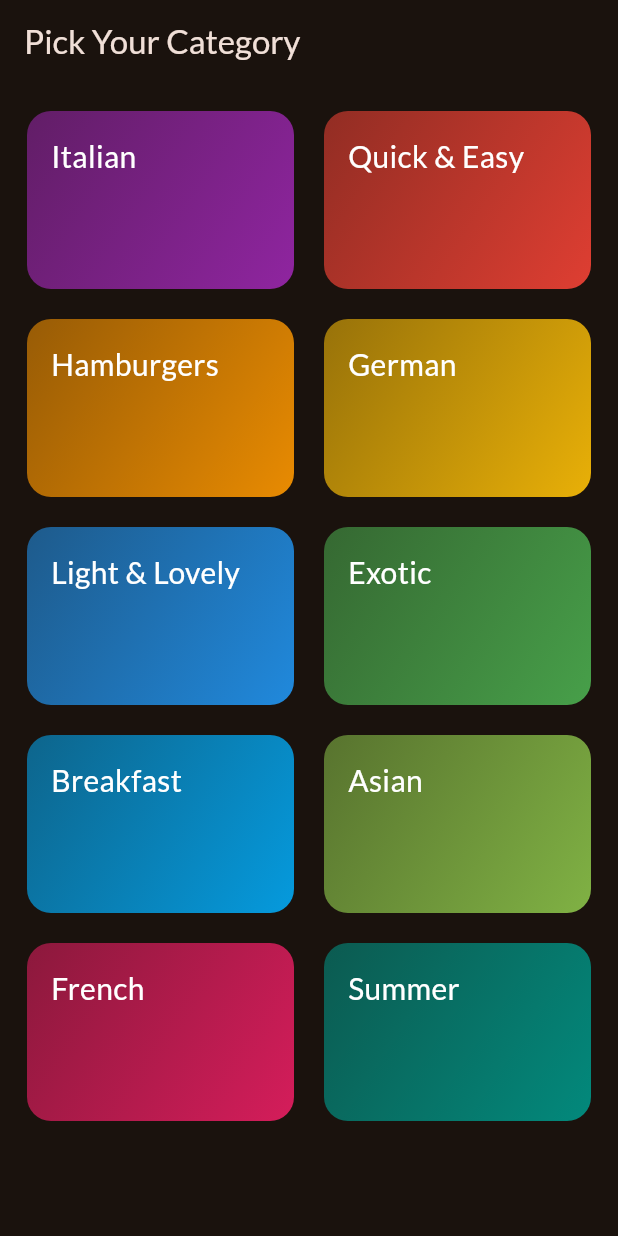
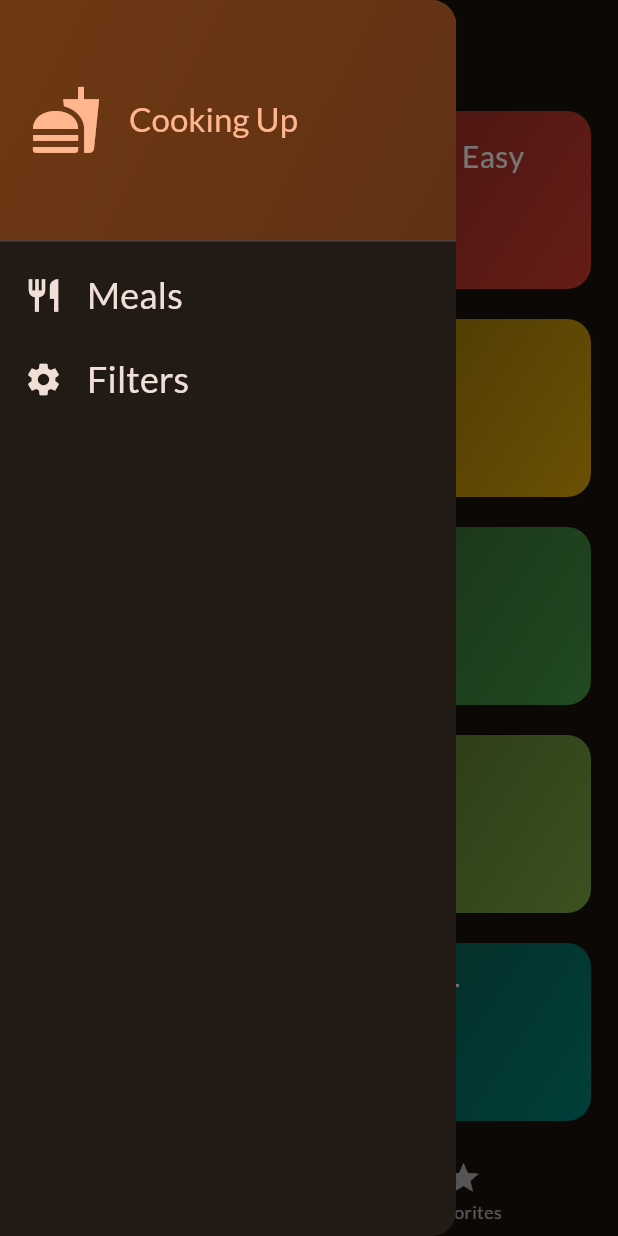
Before and after one commit to ManishStark/meals_app, a Flutter app: the screen it shows after launch, with the side drawer open (before the commit the screen has no drawer), on a phone screen of 412 x 824 dp. Run offline on Flutter 3.47's test engine with Material 2 defaults, Android fonts, the phone set to English and light mode, and no system bars; our stand-ins replace google_fonts, transparent_image.

Commit message:
foruth commit

```diff
--- a/lib/main.dart
+++ b/lib/main.dart
@@ -1,7 +1,7 @@
 import 'package:flutter/material.dart';
 
 import 'package:google_fonts/google_fonts.dart';
-import 'package:meals_app/screens/categories_screen.dart';
+import 'package:meals_app/screens/tabs.dart';
 
 final theme = ThemeData(
   useMaterial3: true,
@@ -23,7 +23,7 @@ class App extends StatelessWidget {
   Widget build(BuildContext context) {
     return MaterialApp(
       theme: theme,
-      home: const CatagoriesScreen(),
+      home: const TabsScreen(),
     );
   }
 }
--- a/lib/screens/categories_screen.dart
+++ b/lib/screens/categories_screen.dart
@@ -4,25 +4,24 @@ import 'package:meals_app/models/category.dart';
 import 'package:meals_app/screens/meals_screen.dart';
 import 'package:meals_app/widgets/category_grid_item.dart';
 
+import '../models/meal.dart';
+
 class CatagoriesScreen extends StatelessWidget {
-  const CatagoriesScreen({super.key});
+  const CatagoriesScreen({required this.onToggleFavorites,super.key});
+    final void Function(Meal meal) onToggleFavorites;
 
   void _selectCategory(BuildContext context, Category category) {
     final filterdMeals = dummyMeals
         .where((meals) => meals.categories.contains(category.id))
         .toList();
     Navigator.push(context, MaterialPageRoute(builder: (context) {
-      return MealsScreen(title: category.title, meals: filterdMeals);
+      return MealsScreen(title: category.title, meals: filterdMeals, onToggleFavorites:onToggleFavorites ,);
     }));
   }
 
   @override
   Widget build(BuildContext context) {
-    return Scaffold(
-      appBar: AppBar(
-        title: const Text("Pick Your Category"),
-      ),
-      body: GridView(
+    return  GridView(
         padding: const EdgeInsets.all(18),
         gridDelegate: const SliverGridDelegateWithFixedCrossAxisCount(
           crossAxisCount: 2,
@@ -39,7 +38,6 @@ class CatagoriesScreen extends StatelessWidget {
               },
             )
         ],
-      ),
     );
   }
 }
--- a/lib/screens/tabs.dart
+++ b/lib/screens/tabs.dart
@@ -1,6 +1,10 @@
 import 'package:flutter/material.dart';
 import 'package:meals_app/screens/categories_screen.dart';
+import 'package:meals_app/screens/filter_screen.dart';
 import 'package:meals_app/screens/meals_screen.dart';
+import 'package:meals_app/widgets/main_drawer.dart';
+
+import '../models/meal.dart';
 
 class TabsScreen extends StatefulWidget {
   const TabsScreen({super.key});
@@ -11,6 +15,30 @@ class TabsScreen extends StatefulWidget {
 
 class _TabsScreenState extends State<TabsScreen> {
   int _selectedPageIndex = 0;
+  final List<Meal> _favoritesMeals = [];
+  void _showInfoMessage(String message) {
+    ScaffoldMessenger.of(context).clearSnackBars();
+    ScaffoldMessenger.of(context).showSnackBar(
+      SnackBar(
+        content: Text(message),
+      ),
+    );
+  }
+
+  void _toggleMealFavoriteStatus(Meal meal) {
+    final isExisting = _favoritesMeals.contains(meal);
+    if (isExisting) {
+      setState(() {
+        _favoritesMeals.remove(meal);
+        _showInfoMessage("Meal Removed.");
+      });
+    } else {
+      setState(() {
+        _favoritesMeals.add(meal);
+        _showInfoMessage("Meal Added.");
+      });
+    }
+  }
 
   void _selectPage(int index) {
     setState(() {
@@ -18,23 +46,43 @@ class _TabsScreenState extends State<TabsScreen> {
     });
   }
 
+  void _setScreen(String identifier) {
+    Navigator.pop(context);
+
+    if (identifier == "filters") {
+      Navigator.push(
+          context, MaterialPageRoute(builder: (ctx) => const FilterScreen()));
+    }
+  }
+
   @override
   Widget build(BuildContext context) {
-    Widget activePage = const CatagoriesScreen();
+    Widget activePage = CatagoriesScreen(
+      onToggleFavorites: _toggleMealFavoriteStatus,
+    );
+    var activePageTitle = "Categories";
+
     if (_selectedPageIndex == 1) {
-      activePage = const Text("");
+      activePage = MealsScreen(
+        meals: _favoritesMeals,
+        onToggleFavorites: _toggleMealFavoriteStatus,
+      );
+      activePageTitle = "Favorites";
     }
     return Scaffold(
       appBar: AppBar(
-        title: const Text("dynamic.."),
+        title: Text(activePageTitle),
       ),
+      drawer: MainDrawer(onSelectScreen: _setScreen),
       body: activePage,
-      bottomNavigationBar:
-          BottomNavigationBar(onTap: _selectPage, items: const [
-        BottomNavigationBarItem(
-            icon: Icon(Icons.set_meal), label: "Categories"),
-        BottomNavigationBarItem(icon: Icon(Icons.star), label: "Favorites"),
-      ]),
+      bottomNavigationBar: BottomNavigationBar(
+          onTap: _selectPage,
+          currentIndex: _selectedPageIndex,
+          items: const [
+            BottomNavigationBarItem(
+                icon: Icon(Icons.set_meal), label: "Categories"),
+            BottomNavigationBarItem(icon: Icon(Icons.star), label: "Favorites"),
+          ]),
     );
   }
 }
--- a/lib/widgets/category_grid_item.dart
+++ b/lib/widgets/category_grid_item.dart
@@ -7,13 +7,8 @@ class CategoryGridItem extends StatelessWidget {
 
   final Category category;
   final void Function() onSelectedCategory;
-  void check() {
-    print(category.title);
-  }
-
   @override
   Widget build(BuildContext context) {
-    check();
     return InkWell(
       onTap: onSelectedCategory,
       splashColor: Theme.of(context).primaryColor,
--- /dev/null
+++ b/lib/widgets/main_drawer.dart
@@ -0,0 +1,74 @@
+import 'package:flutter/material.dart';
+
+class MainDrawer extends StatelessWidget {
+  const MainDrawer({required this.onSelectScreen, super.key});
+
+  final void Function(String identifier) onSelectScreen;
+
+  @override
+  Widget build(BuildContext context) {
+    return Drawer(
+      child: Column(
+        children: [
+          DrawerHeader(
+            padding: const EdgeInsets.all(20),
+            decoration: BoxDecoration(
+                gradient: LinearGradient(colors: [
+              Theme.of(context).colorScheme.primaryContainer,
+              Theme.of(context).colorScheme.primaryContainer.withOpacity(0.8)
+            ], begin: Alignment.topLeft, end: Alignment.bottomRight)),
+            child: Row(children: [
+              Icon(
+                Icons.fastfood,
+                size: 48,
+                color: Theme.of(context).colorScheme.primary,
+              ),
+              const SizedBox(
+                width: 18,
+              ),
+              Text(
+                "Cooking Up",
+                style: Theme.of(context)
+                    .textTheme
+                    .titleLarge!
+                    .copyWith(color: Theme.of(context).colorScheme.primary),
+              )
+            ]),
+          ),
+          ListTile(
+            onTap: () {
+              onSelectScreen("meals");
+            },
+            leading: Icon(
+              Icons.restaurant,
+              size: 26,
+              color: Theme.of(context).colorScheme.onBackground,
+            ),
+            title: Text(
+              "Meals",
+              style: Theme.of(context).textTheme.titleSmall!.copyWith(
+                  color: Theme.of(context).colorScheme.onBackground,
+                  fontSize: 24),
+            ),
+          ),
+          ListTile(
+            onTap: () {
+              onSelectScreen("filters");
+            },
+            leading: Icon(
+              Icons.settings,
+              size: 26,
+              color: Theme.of(context).colorScheme.onBackground,
+            ),
+            title: Text(
+              "Filters",
+              style: Theme.of(context).textTheme.titleSmall!.copyWith(
+                  color: Theme.of(context).colorScheme.onBackground,
+                  fontSize: 24),
+            ),
+          )
+        ],
+      ),
+    );
+  }
+}
--- a/lib/widgets/meal_item.dart
+++ b/lib/widgets/meal_item.dart
@@ -90,6 +90,5 @@ class MealItem extends StatelessWidget {
         ),
       ),
     );
-    ;
   }
 }
```
Also changed, not shown: lib/screens/meal_details_screen.dart (+7 -2 lines), lib/screens/meals_screen.dart (+9 -4 lines).
